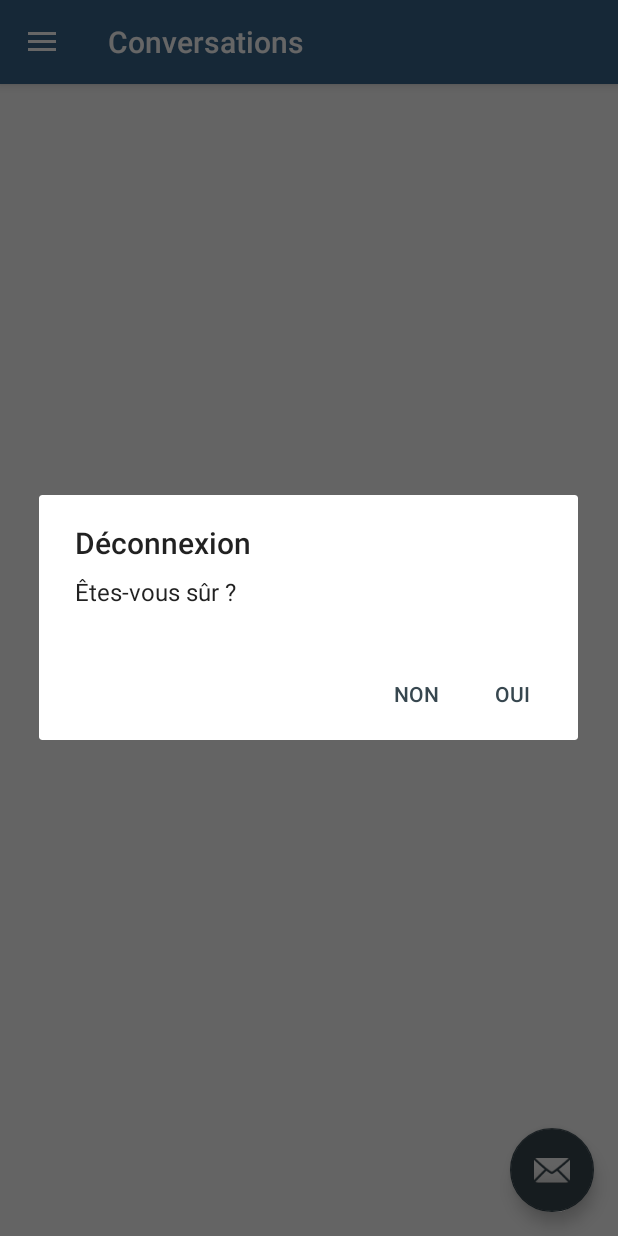
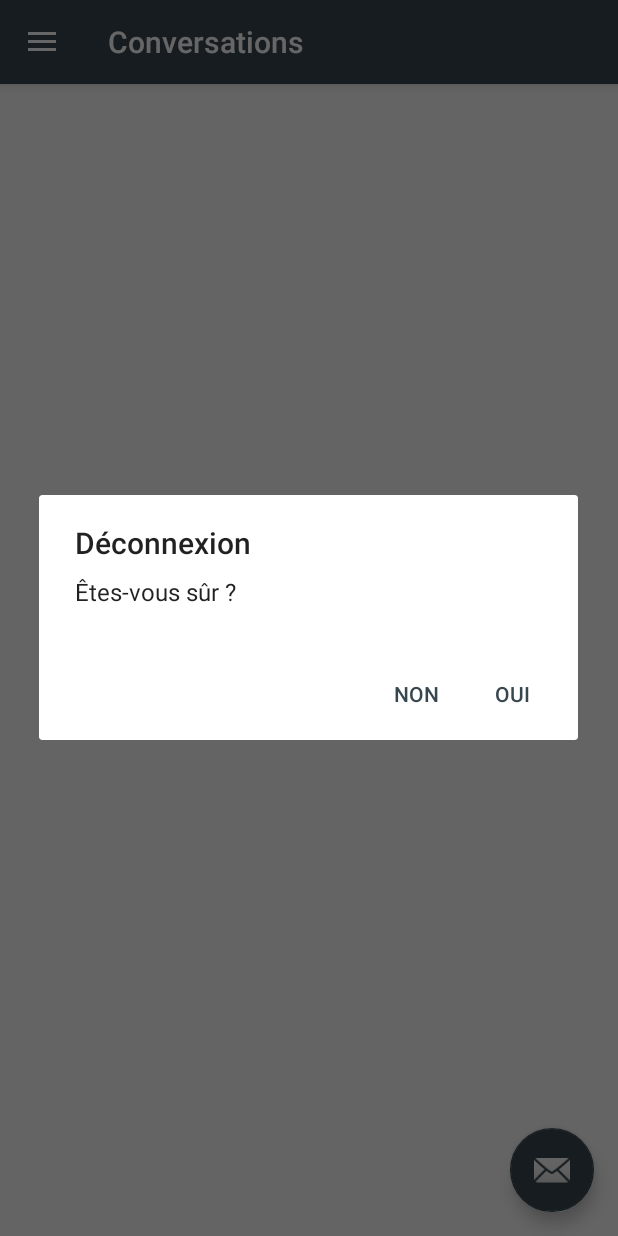
Before and after one commit to ugho49/RUVCom, an Android app: the MainActivity screen opened directly, with no data from a screen before it, in the side drawer, after a tap on "Déconnexion", on a phone screen of 412 x 824 dp. Run offline under Robolectric (Android 15) with nearby library versions, the phone set to English and light mode, and no system bars; libraries missing offline, so code that uses them is left out: com.github.danielnilsson9.colorpickerview, com.github.siyamed.shapeimageview, com.jensdriller.libs, com.nostra13.universalimageloader, com.orhanobut.logger; plain views replace MultiStateListView; 27 statements that could not run were skipped.

Commit message:
color OK and minor changes

```diff
--- a/app/src/main/java/fr/nantes/iut/ruvcom/Activities/MainActivity.java
+++ b/app/src/main/java/fr/nantes/iut/ruvcom/Activities/MainActivity.java
@@ -96,7 +96,6 @@ public class MainActivity extends RUVBaseActivity
         navDisplayName = (TextView) navigationHeaderView.findViewById(R.id.nav_display_name);
         navEmail = (TextView) navigationHeaderView.findViewById(R.id.nav_email);
         navBackground = (ImageView) navigationHeaderView.findViewById(R.id.nav_background);
-
 
         applicationContext = this;
         user = (User) getIntent().getSerializableExtra("user");
--- a/app/src/main/java/fr/nantes/iut/ruvcom/Activities/RUVBaseActivity.java
+++ b/app/src/main/java/fr/nantes/iut/ruvcom/Activities/RUVBaseActivity.java
@@ -1,7 +1,11 @@
 package fr.nantes.iut.ruvcom.Activities;
 
+import android.content.SharedPreferences;
+import android.content.res.ColorStateList;
+import android.graphics.Color;
 import android.os.Build;
 import android.os.Bundle;
+import android.preference.PreferenceManager;
 import android.support.design.widget.FloatingActionButton;
 import android.support.v7.app.AppCompatActivity;
 import android.support.v7.widget.Toolbar;
@@ -9,6 +13,8 @@ import android.view.Window;
 import android.view.WindowManager;
 
 import fr.nantes.iut.ruvcom.R;
+import fr.nantes.iut.ruvcom.RUVComApplication;
+import fr.nantes.iut.ruvcom.Utils.NamedPreferences;
 import fr.nantes.iut.ruvcom.Utils.RUVComUtils;
 
 /**
@@ -19,11 +25,21 @@ public abstract class RUVBaseActivity extends AppCompatActivity {
     protected Window window;
     protected Toolbar toolbar;
     protected FloatingActionButton fab;
+    protected final static int baseColor = Color.parseColor("#37474F");
 
     @Override
     protected void onCreate(Bundle savedInstanceState) {
         super.onCreate(savedInstanceState);
         window = getWindow();
+    }
+
+    @Override
+    protected void onResume() {
+        super.onResume();
+
+        if(!SignInActivity.class.getSimpleName().equals(RUVComApplication.activityRunningName)) {
+            applyColor();
+        }
     }
 
     private void applyTheme(int color) {
@@ -32,7 +48,7 @@ public abstract class RUVBaseActivity extends AppCompatActivity {
         }
 
         if (fab != null) {
-            fab.setBackgroundColor(color);
+            fab.setBackgroundTintList(ColorStateList.valueOf(color));
         }
 
         if (Build.VERSION.SDK_INT >= Build.VERSION_CODES.LOLLIPOP) {
@@ -46,7 +62,8 @@ public abstract class RUVBaseActivity extends AppCompatActivity {
     }
 
     protected void applyColor() {
-        applyTheme(RUVComUtils.hexStringToColor("#36648b"));
+        final SharedPreferences preferences = PreferenceManager.getDefaultSharedPreferences(getApplicationContext());
+        applyTheme(preferences.getInt(NamedPreferences.GENERAL_COLOR, baseColor));
     }
 
     protected void applyColorActivitySignIn() {
--- a/app/src/main/java/fr/nantes/iut/ruvcom/Activities/SettingsActivity.java
+++ b/app/src/main/java/fr/nantes/iut/ruvcom/Activities/SettingsActivity.java
@@ -1,15 +1,17 @@
 package fr.nantes.iut.ruvcom.Activities;
 
+import android.annotation.SuppressLint;
 import android.content.Context;
 import android.content.Intent;
+import android.content.SharedPreferences;
 import android.content.pm.PackageManager;
 import android.net.Uri;
 import android.os.Bundle;
 import android.preference.Preference;
 import android.preference.PreferenceFragment;
+import android.preference.PreferenceManager;
 import android.support.v7.widget.Toolbar;
 import android.view.MenuItem;
-import android.widget.Toast;
 
 import com.github.danielnilsson9.colorpickerview.dialog.ColorPickerDialogFragment;
 import com.github.danielnilsson9.colorpickerview.preference.ColorPreference;
@@ -33,6 +35,9 @@ public class SettingsActivity extends RUVBaseActivity
         implements ColorPickerDialogFragment.ColorPickerDialogListener,
         ColorPickerView.OnColorChangedListener{
 
+    private SettingsFragment settingsFragment;
+    private SharedPreferences preferences;
+
     @Override
     protected void onCreate(Bundle savedInstanceState) {
         super.onCreate(savedInstanceState);
@@ -41,10 +46,14 @@ public class SettingsActivity extends RUVBaseActivity
         setSupportActionBar(toolbar);
         getSupportActionBar().setDisplayHomeAsUpEnabled(true);
 
+        preferences = PreferenceManager.getDefaultSharedPreferences(getApplicationContext());
+
+        settingsFragment = new SettingsFragment();
+
         // Display the fragment as the main content.
         if (savedInstanceState == null) {
             getFragmentManager().beginTransaction()
-                    .replace(R.id.settingsFragment, new SettingsFragment())
+                    .replace(R.id.settingsFragment, settingsFragment)
                     .commit();
         }
 
@@ -69,12 +78,14 @@ public class SettingsActivity extends RUVBaseActivity
         return super.onOptionsItemSelected(item);
     }
 
-    public static class SettingsFragment extends PreferenceFragment {
+    @SuppressLint("ValidFragment")
+    public class SettingsFragment extends PreferenceFragment {
 
-        private Preference prefCache;
-        private Preference prefVersion;
-        private Preference prefDownloadLastApk;
-        private ColorPreference prefGeneralColor;
+        public Preference prefCache;
+        public Preference prefVersion;
+        public Preference prefResetColor;
+        public Preference prefDownloadLastApk;
+        public ColorPreference prefGeneralColor;
 
         public SettingsFragment() {}
 
@@ -94,9 +105,12 @@ public class SettingsActivity extends RUVBaseActivity
 
             prefCache = findPreference(getString(R.string.pref_cache));
             prefVersion = findPreference(getString(R.string.pref_version));
+            prefResetColor = findPreference(getString(R.string.pref_reset_color));
             prefDownloadLastApk = findPreference(getString(R.string.pref_download_last_apk));
             prefGeneralColor = (ColorPreference) findPreference(NamedPreferences.GENERAL_COLOR);
 
+            int savedColor = preferences.getInt(NamedPreferences.GENERAL_COLOR, baseColor);
+            prefGeneralColor.saveValue(savedColor);
             prefVersion.setSummary(versionName);
             prefCache.setSummary(getCache());
 
@@ -117,6 +131,16 @@ public class SettingsActivity extends RUVBaseActivity
                     return false;
                 }
             });
+
+            prefResetColor.setOnPreferenceClickListener((new Preference.OnPreferenceClickListener() {
+                @Override
+                public boolean onPreferenceClick(Preference p) {
+                    prefGeneralColor.saveValue(baseColor);
+                    applyColor();
+
+                    return false;
+                }
+            }));
 
             prefGeneralColor.setOnShowDialogListener(new ColorPreference.OnShowDialogListener() {
 
@@ -179,7 +203,11 @@ public class SettingsActivity extends RUVBaseActivity
 
     @Override
     public void onColorSelected(int dialogId, int color) {
-        Toast.makeText(SettingsActivity.this, "Selected Color: " + RUVComUtils.colorToHexString(color), Toast.LENGTH_SHORT).show();
+        //Toast.makeText(SettingsActivity.this, "Selected Color: " + RUVComUtils.colorToHexString(color), Toast.LENGTH_SHORT).show();
+        settingsFragment.prefGeneralColor.saveValue(color);
+
+        // Apply the new color
+        applyColor();
     }
 
     @Override
@@ -189,6 +217,6 @@ public class SettingsActivity extends RUVBaseActivity
 
     @Override
     public void onColorChanged(int newColor) {
-        Toast.makeText(SettingsActivity.this, "Changed Color: " + RUVComUtils.colorToHexString(newColor), Toast.LENGTH_SHORT).show();
+        //Toast.makeText(SettingsActivity.this, "Changed Color: " + RUVComUtils.colorToHexString(newColor), Toast.LENGTH_SHORT).show();
     }
 }
--- a/app/src/main/java/fr/nantes/iut/ruvcom/gcm/RegistrationIntentService.java
+++ b/app/src/main/java/fr/nantes/iut/ruvcom/gcm/RegistrationIntentService.java
@@ -6,7 +6,6 @@ import android.content.SharedPreferences;
 import android.os.AsyncTask;
 import android.preference.PreferenceManager;
 import android.support.v4.content.LocalBroadcastManager;
-import android.util.Log;
 
 import com.google.android.gms.gcm.GcmPubSub;
 import com.google.android.gms.gcm.GoogleCloudMessaging;
@@ -18,10 +17,8 @@ import org.apache.http.message.BasicNameValuePair;
 import org.json.JSONObject;
 
 import java.io.IOException;
-import java.net.URLEncoder;
 import java.util.ArrayList;
 
-import fr.nantes.iut.ruvcom.Activities.MainActivity;
 import fr.nantes.iut.ruvcom.Bean.User;
 import fr.nantes.iut.ruvcom.Utils.Config;
 import fr.nantes.iut.ruvcom.Utils.NamedPreferences;
--- a/app/src/main/res/layout/content_main.xml
+++ b/app/src/main/res/layout/content_main.xml
@@ -22,5 +22,7 @@
         android:layout_width="match_parent"
         android:layout_height="match_parent"
         android:layout_alignParentEnd="false"
+        android:dividerHeight="0dp"
+        android:divider="@color/view_background"
         tools:listitem="@layout/item_conversation" />
 </RelativeLayout>
--- a/app/src/main/res/values/strings.xml
+++ b/app/src/main/res/values/strings.xml
@@ -34,15 +34,17 @@
     <string name="pref_header_customisation">Customisation</string>
 
     <string name="pref_title_cache">Vider le cache</string>
-    <string name="pref_title_last_apk">Télécharger la dernière version de l\'application</string>
+    <string name="pref_title_last_apk">Télécharger la dernière version</string>
     <string name="pref_title_version">Version</string>
 
     <string name="pref_cache">pref_cache</string>
     <string name="pref_download_last_apk">pref_last_apk</string>
     <string name="pref_version">pref_version</string>
+    <string name="pref_reset_color">pref_reset_color</string>
 
     <string name="pref_title_customisation">Changer la couleur</string>
     <string name="pref_title_customisation_dialog">Choisir une couleur</string>
+    <string name="pref_title_color_default">Remettre la couleur par default</string>
     <string name="pref_summary_customisation">Choisissez une couleur pour l\'application</string>
 
     <string name="pref_title_new_message_notifications">Recevoir des notifications</string>
--- a/app/src/main/res/xml/settings.xml
+++ b/app/src/main/res/xml/settings.xml
@@ -30,10 +30,14 @@
     <PreferenceCategory android:title="@string/pref_header_customisation">
 
         <com.github.danielnilsson9.colorpickerview.preference.ColorPreference
-            android:defaultValue="@color/primary"
             android:key="pref_general_color"
             android:summary="@string/pref_summary_customisation"
             android:title="@string/pref_title_customisation" />
+
+        <Preference
+            android:key="@string/pref_reset_color"
+            android:title="@string/pref_title_color_default"
+            android:summary=""/>
 
     </PreferenceCategory>
 
```
Also changed, not shown: app/src/main/java/fr/nantes/iut/ruvcom/Activities/FullScreenImageActivity.java (+16 -0 lines), app/src/main/java/fr/nantes/iut/ruvcom/gcm/RUVGcmListenerService.java (+0 -7 lines), app/src/main/res/layout/content_conversation.xml (+57 -10 lines).
